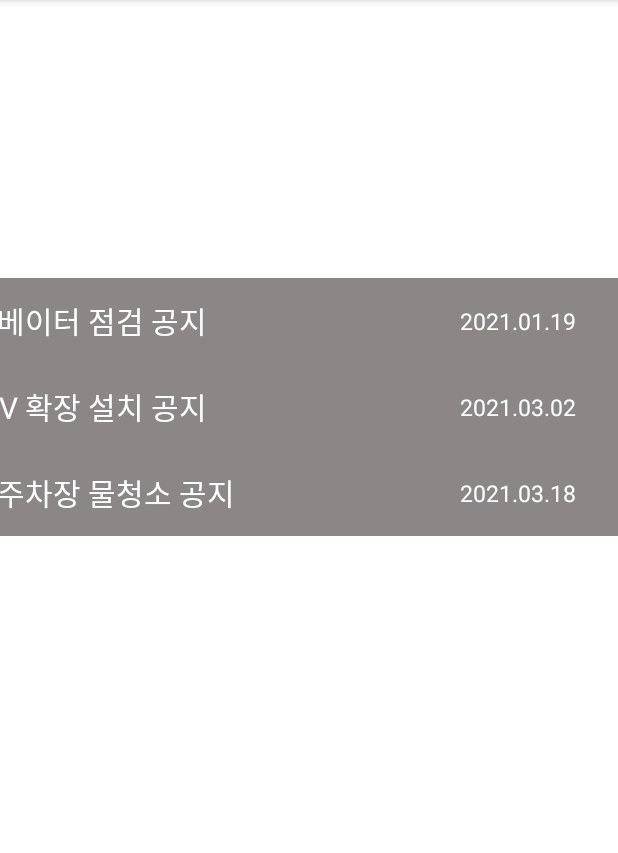
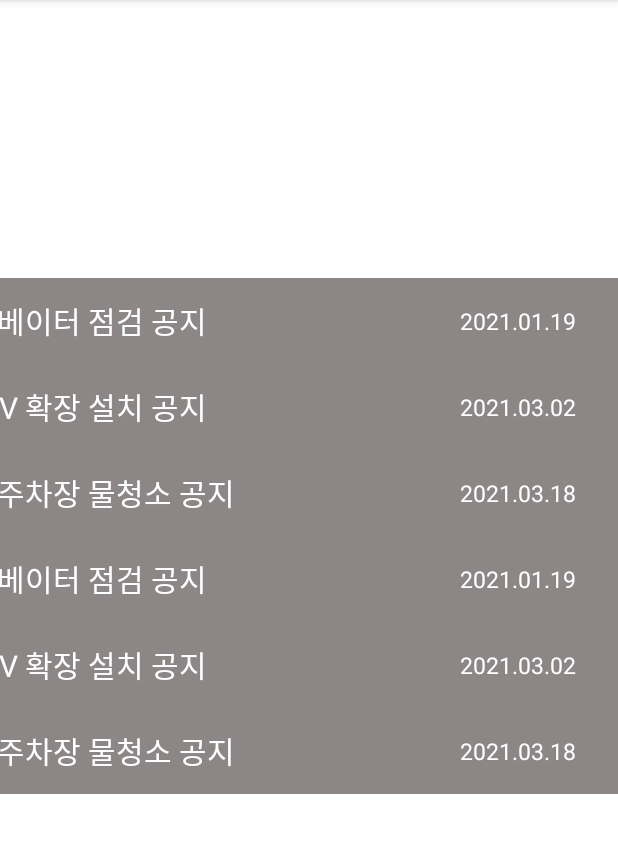
Before and after one commit to yongguha/TestSample, an Android app: the screen it shows after launch (MainActivity), on a phone screen of 412 x 824 dp, the part 84-937 px from its top. Run offline under Robolectric (Android 15) with nearby library versions, the phone set to English and light mode, and no system bars.

Commit message:
edit expandable

```diff
--- a/MyExpandable/app/src/main/java/com/ygha/myexpandable/MainActivity.java
+++ b/MyExpandable/app/src/main/java/com/ygha/myexpandable/MainActivity.java
@@ -34,7 +34,7 @@ public class MainActivity extends AppCompatActivity {
 
     private void getData() {
         // 임의의 데이터입니다.
-        List<String> listTitle = Arrays.asList("엘리베이터 점검 공지", "CCTV 확장 설치 공지", "지하주차장 물청소 공지");
+        List<String> listTitle = Arrays.asList("엘리베이터 점검 공지", "CCTV 확장 설치 공지", "지하주차장 물청소 공지","엘리베이터 점검 공지", "CCTV 확장 설치 공지", "지하주차장 물청소 공지");
         List<String> listContent = Arrays.asList(
                 "안녕하십니까 관리사무에서 공지 사항을 알려드비니다.\n" +
                 "엘리베이터 점검이 진행될 예정입니다. 일정은 다음과 같습니다.\n" +
@@ -43,15 +43,33 @@ public class MainActivity extends AppCompatActivity {
                 "안녕하십니까, 관리 사무소에서 공지 사항을 알려드립니다.\n" +
                 "야간 활동을 위하여, 금번에 아파트 각 동마다 CCTV를 2대 증설 하기로 했습니다..\n" +
                 "공사기간은 2021.1월30일 부터 2달간 진행됩니다. 공사로 인한 불편사항이 있더라도 \n"  +
-                "많은 양해 부탁 드립니다.",
+                "많은 양해 부탁 드립니다.\n"+
+                "지하주차장의 수리가 끝나므로 인해, 103동 지하주차장의 물청소를 실시합니다.\n" +
+                "2021년 3월 1일 오전 7시 부터 오후 7시 까지 물청소가 실시 되오니 103동 주민분들은 \n"+
+                "옆동 지하주차장을 이용해주시기 바랍니다.",
 
                 "안녕하십니까 관리사무소에서 공지사항을 알려드립니다. 103동의\n" +
                 "지하주차장의 수리가 끝나므로 인해, 103동 지하주차장의 물청소를 실시합니다.\n" +
                 "2021년 3월 1일 오전 7시 부터 오후 7시 까지 물청소가 실시 되오니 103동 주민분들은 \n"+
-                "옆동 지하주차장을 이용해주시기 바랍니다."
+                "옆동 지하주차장을 이용해주시기 바랍니다.",
+
+                "안녕하십니까 관리사무소에서 공지사항을 알려드립니다. 103동의\n" +
+                        "지하주차장의 수리가 끝나므로 인해, 103동 지하주차장의 물청소를 실시합니다.\n" +
+                        "2021년 3월 1일 오전 7시 부터 오후 7시 까지 물청소가 실시 되오니 103동 주민분들은 \n"+
+                        "옆동 지하주차장을 이용해주시기 바랍니다.",
+
+                "안녕하십니까 관리사무소에서 공지사항을 알려드립니다. 103동의\n" +
+                        "지하주차장의 수리가 끝나므로 인해, 103동 지하주차장의 물청소를 실시합니다.\n" +
+                        "2021년 3월 1일 오전 7시 부터 오후 7시 까지 물청소가 실시 되오니 103동 주민분들은 \n"+
+                        "옆동 지하주차장을 이용해주시기 바랍니다.",
+
+                "안녕하십니까 관리사무소에서 공지사항을 알려드립니다. 103동의\n" +
+                        "지하주차장의 수리가 끝나므로 인해, 103동 지하주차장의 물청소를 실시합니다.\n" +
+                        "2021년 3월 1일 오전 7시 부터 오후 7시 까지 물청소가 실시 되오니 103동 주민분들은 \n"+
+                        "옆동 지하주차장을 이용해주시기 바랍니다."
         );
 
-        List<String> listDate = Arrays.asList("2021.01.19", "2021.03.02", "2021.03.18");
+        List<String> listDate = Arrays.asList("2021.01.19", "2021.03.02", "2021.03.18","2021.01.19", "2021.03.02", "2021.03.18");
 
         List<Integer> listResId = Arrays.asList(
                 R.drawable.ic_baseline_emoji_transportation_24,
--- a/MyExpandable/app/src/main/java/com/ygha/myexpandable/RecyclerAdapter.java
+++ b/MyExpandable/app/src/main/java/com/ygha/myexpandable/RecyclerAdapter.java
@@ -7,6 +7,7 @@ import android.view.LayoutInflater;
 import android.view.View;
 import android.view.ViewGroup;
 import android.widget.ImageView;
+import android.widget.ScrollView;
 import android.widget.TextView;
 import android.widget.Toast;
 
@@ -26,13 +27,14 @@ public class RecyclerAdapter extends RecyclerView.Adapter<RecyclerAdapter.ItemVi
     // 직전에 클릭됐던 Item의 position
     private int prePosition = -1;
 
+    View view;
     @NonNull
     @Override
     public ItemViewHolder onCreateViewHolder(@NonNull ViewGroup parent, int viewType) {
         // LayoutInflater를 이용하여 전 단계에서 만들었던 item.xml을 inflate 시킵니다.
         // return 인자는 ViewHolder 입니다.
         context = parent.getContext();
-        View view = LayoutInflater.from(parent.getContext()).inflate(R.layout.item, parent, false);
+        view = LayoutInflater.from(parent.getContext()).inflate(R.layout.item, parent, false);
         return new ItemViewHolder(view);
     }
 
@@ -61,6 +63,7 @@ public class RecyclerAdapter extends RecyclerView.Adapter<RecyclerAdapter.ItemVi
         private TextView txtDate;
         private TextView txtContent;
         private ImageView imgArrow;
+        ScrollView scrollView;
         private Group contentGroup;
         private Data data;
         View expandableView;
@@ -75,6 +78,7 @@ public class RecyclerAdapter extends RecyclerView.Adapter<RecyclerAdapter.ItemVi
             imgArrow  = itemView.findViewById(R.id.image_arrow);
             contentGroup = itemView.findViewById(R.id.group2);
             expandableView = itemView.findViewById(R.id.view3);
+            scrollView = itemView.findViewById(R.id.scrollView);
         }
 
         void onBind(Data data, int position) {
@@ -103,6 +107,7 @@ public class RecyclerAdapter extends RecyclerView.Adapter<RecyclerAdapter.ItemVi
                     // 클릭된 position 저장
                     prePosition = position;
                 }
+
             });
 
             changeVisibility(selectedItems.get(position));
--- a/MyExpandable/app/src/main/res/layout/item.xml
+++ b/MyExpandable/app/src/main/res/layout/item.xml
@@ -1,7 +1,6 @@
 <?xml version="1.0" encoding="utf-8"?>
-<androidx.constraintlayout.widget.ConstraintLayout xmlns:android="http://schemas.android.com/apk/res/android"
-
-
+<androidx.constraintlayout.widget.ConstraintLayout
+    xmlns:android="http://schemas.android.com/apk/res/android"
     xmlns:app="http://schemas.android.com/apk/res-auto"
     xmlns:tools="http://schemas.android.com/tools"
     android:layout_width="match_parent"
@@ -61,7 +60,7 @@
     <View
         android:id="@+id/view3"
         android:layout_width="0dp"
-        android:layout_height="0dp"
+        android:layout_height="wrap_content"
         android:background="#ebebeb"
         app:layout_constraintBottom_toBottomOf="parent"
         app:layout_constraintEnd_toEndOf="@+id/view"
@@ -96,7 +95,7 @@
 
     <androidx.constraintlayout.widget.Group
         android:id="@+id/group2"
-        android:visibility="gone"
+        android:visibility="visible"
         android:layout_width="wrap_content"
         android:layout_height="wrap_content"
         app:constraint_referenced_ids="view3,scrollView,txt_writer" />
```
